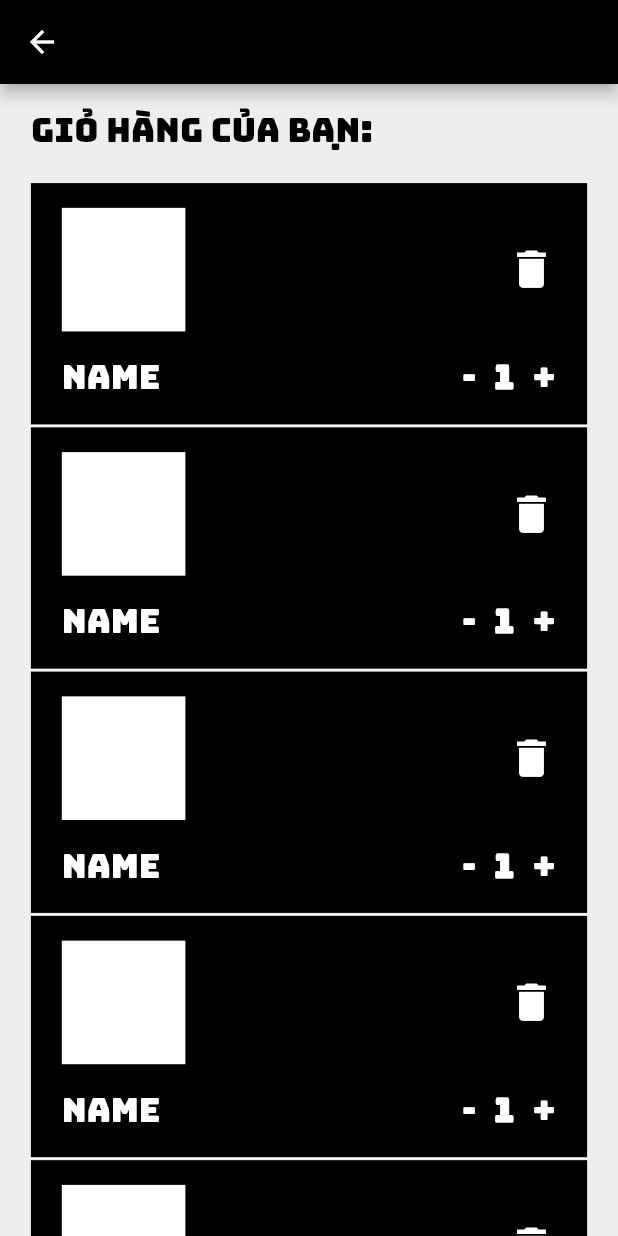
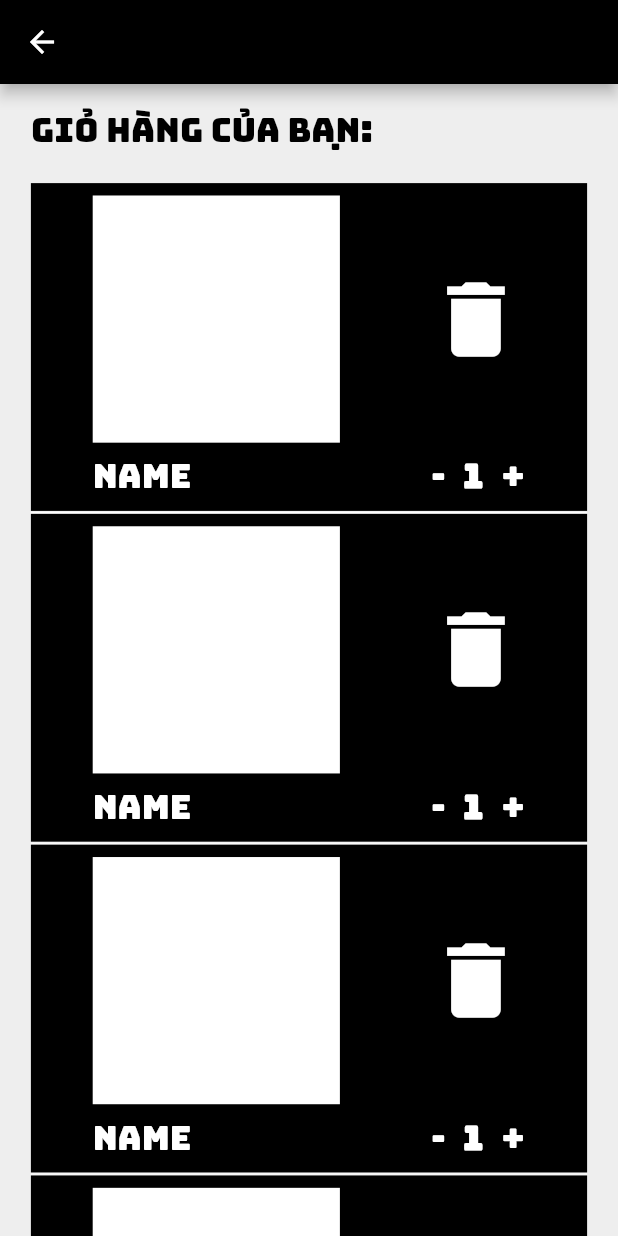
Before and after one commit to trongbudop113/shoponline, a Flutter app: the CartPage screen opened directly, on a phone screen of 412 x 824 dp. Run offline on Flutter 3.47's test engine with Material 2 defaults, Android fonts, the phone set to English and light mode, and no system bars; our stand-ins replace cached_network_image, firebase_auth, firebase_core, google_fonts, google_sign_in, shared_preferences and 2 more; missing offline and left inert: dart:html, firebase, flutter_facebook_login_web; accounts and stored records are empty.

Commit message:
+ Commit cart page

```diff
--- a/lib/item_view/item_body_right.dart
+++ b/lib/item_view/item_body_right.dart
@@ -94,7 +94,7 @@ class _ItemBodyRightState extends State<ItemBodyRight> implements CartContract
         });
       },
       onTap: (){
-        print('tap');
+        widget.menuLeftPresenter.goToDetail(widget.item);
       },
       child: Container(
           child: CachedNetworkImage(
@@ -159,16 +159,6 @@ class _ItemBodyRightState extends State<ItemBodyRight> implements CartContract
                             itemButton(Icons.add_shopping_cart, 1)
                           ],
                         ),
-                        SizedBox(height: 5,),
-                        Row(
-                          mainAxisAlignment: MainAxisAlignment.center,
-                          crossAxisAlignment: CrossAxisAlignment.center,
-                          children: [
-                            itemButton(Icons.favorite, 2),
-                            SizedBox(width: 5,),
-                            itemButton(Icons.subdirectory_arrow_right_outlined, 3)
-                          ],
-                        ),
                       ],
                     )
                   ) :
--- /dev/null
+++ b/lib/item_view/item_cart.dart
@@ -0,0 +1,81 @@
+import 'package:flutter/cupertino.dart';
+import 'package:flutter/material.dart';
+import 'package:flutter_project/values/color_page.dart';
+import 'package:flutter_project/widget/text_widget.dart';
+
+class ItemCartBody extends StatefulWidget{
+
+  final double itemWidth;
+  final double itemHeight;
+  ItemCartBody({Key key, this.itemWidth, this.itemHeight}) : super(key: key);
+
+  @override
+  _ItemCartBody createState() => _ItemCartBody();
+
+}
+
+class _ItemCartBody extends State<ItemCartBody>{
+
+  var textSize = 22.0;
+
+  @override
+  void initState() {
+    super.initState();
+  }
+
+  @override
+  Widget build(BuildContext context) {
+    return Column(
+      children: [
+        Container(
+            padding: EdgeInsets.symmetric(horizontal: widget.itemWidth * 0.05, vertical: widget.itemHeight * 0.02),
+            color: BLACK,
+            child: Column(
+              mainAxisAlignment: MainAxisAlignment.start,
+              crossAxisAlignment: CrossAxisAlignment.start,
+              children: [
+                Row(
+                  children: [
+                    Container(
+                      width: widget.itemWidth * 0.2,
+                      height: widget.itemWidth * 0.2,
+                      color: Colors.white,
+                    ),
+                    Spacer(flex: 1),
+                    Container(
+                      child: Icon(
+                        Icons.delete,
+                        color: WHITE,
+                        size: widget.itemWidth * 0.08,
+                      ),
+                    ),
+                  ],
+                ),
+                SizedBox(height: widget.itemHeight * 0.02),
+                Row(
+                  children: [
+                    Container(
+                      child: textView('Name', WHITE, textSize, FontWeight.normal),
+                    ),
+                    Spacer(flex: 1,),
+                    Container(
+                      child: Row(
+                        children: [
+                          textView('-', WHITE, textSize, FontWeight.normal),
+                          SizedBox(width: 12,),
+                          textViewCenter('1', WHITE, textSize, FontWeight.bold),
+                          SizedBox(width: 12,),
+                          textView('+', WHITE, textSize, FontWeight.normal),
+                        ],
+                      ),
+                    )
+                  ],
+                ),
+              ],
+            )
+        ),
+        Divider(height: 2, color: WHITE)
+      ],
+    );
+  }
+}
--- a/lib/presenter/home/menu_left_presenter.dart
+++ b/lib/presenter/home/menu_left_presenter.dart
@@ -1,3 +1,5 @@
+import 'dart:html';
+
 import 'package:firebase_auth/firebase_auth.dart';
 import 'package:flutter/cupertino.dart';
 import 'package:flutter_project/common/common.dart';
@@ -11,7 +13,7 @@ import 'package:flutter_project/presenter/home/cart_presenter.dart';
 import 'package:shared_preferences/shared_preferences.dart';
 
 abstract class MenuLeftContract {
-  void goToDetail(MenuLeft menuLeft);
+  void goToDetail(BodyRight bodyRight);
   void showMessageError(String message, BuildContext buildContext);
   void showToastMessage(String message);
   void onSuccess();
@@ -117,8 +119,8 @@ class MenuLeftPresenter {
     _view.onSuccess();
   }
 
-  goToDetail(MenuLeft menuLeft) {
-    _view.goToDetail(menuLeft);
+  goToDetail(BodyRight bodyRight) {
+    _view.goToDetail(bodyRight);
   }
 
   showToastMessage(String message){
--- /dev/null
+++ b/lib/view/cart_detail_page.dart
@@ -0,0 +1,42 @@
+import 'package:flutter/material.dart';
+
+class CartDetailPage extends StatefulWidget {
+  CartDetailPage({Key key, this.title}) : super(key: key);
+  final String title;
+
+  @override
+  _CartDetailPageState createState() => _CartDetailPageState();
+}
+
+class _CartDetailPageState extends State<CartDetailPage> {
+
+  @override
+  Widget build(BuildContext context) {
+
+    var itemWidth = MediaQuery.of(context).size.width;
+    var itemHeight = MediaQuery.of(context).size.height;
+
+    return Container(
+      height: itemHeight * 0.35,
+      width: itemWidth,
+      child: Row(
+        children: [
+          Container(
+            decoration: BoxDecoration(
+                borderRadius: BorderRadius.all(Radius.circular(30)),
+                color: Colors.pink[100]
+            ),
+            width: itemWidth * 0.7,
+          ),
+          Container(
+            decoration: BoxDecoration(
+              borderRadius: BorderRadius.all(Radius.circular(30)),
+              color: Colors.greenAccent,
+            ),
+            width: itemWidth * 0.3,
+          )
+        ],
+      ),
+    );
+  }
+}
--- a/lib/view/cart_page.dart
+++ b/lib/view/cart_page.dart
@@ -1,6 +1,7 @@
 import 'package:flutter/cupertino.dart';
 import 'package:flutter/material.dart';
 import 'package:flutter_project/common/common.dart';
+import 'package:flutter_project/item_view/item_cart.dart';
 import 'package:flutter_project/values/color_page.dart';
 import 'package:flutter_project/widget/text_widget.dart';
 
@@ -23,6 +24,8 @@ class _CartPageState extends State<CartPage> {
 
     var itemWidth = MediaQuery.of(context).size.width;
     var itemHeight = MediaQuery.of(context).size.height;
+    var itemWidthCustom = !Common.isPortrait(context) ? MediaQuery.of(context).size.width : MediaQuery.of(context).size.height;
+    var itemHeightCustom = !Common.isPortrait(context) ? MediaQuery.of(context).size.height : MediaQuery.of(context).size.width;
 
     Widget _entryFieldText(TextEditingController textController, TextInputType inputType) {
       return TextField(
@@ -51,6 +54,88 @@ class _CartPageState extends State<CartPage> {
       );
     }
 
+    Widget yourCart(){
+      return SliverToBoxAdapter(
+        child: Container(
+          margin: EdgeInsets.symmetric(horizontal: itemWidth * 0.05),
+          child: textView('Giỏ hàng của bạn:', BLACK, 22, FontWeight.normal),
+        )
+      );
+    }
+
+    Widget codeBox(double needWidth){
+      return SliverToBoxAdapter(
+        child: Container(
+            margin: EdgeInsets.symmetric(horizontal: itemWidth * 0.05),
+            child: Row(
+              children: [
+                Container(
+                  alignment: Alignment.center,
+                  width: needWidth * 0.6,
+                  child: _entryFieldText(codeTextController, TextInputType.text),
+                ),
+                Spacer(flex: 1),
+                Container(
+                  color: BLACK,
+                  width: needWidth * 0.2,
+                  height: 50,
+                  alignment: Alignment.center,
+                  child: textViewCenter('Apply', WHITE, 20, FontWeight.normal),
+                )
+              ],
+            )
+        ),
+      );
+    }
+
+    Widget totalPayment(){
+      return SliverToBoxAdapter(
+        child: Container(
+          margin: EdgeInsets.symmetric(horizontal: itemWidth * 0.05),
+          alignment: Alignment.centerRight,
+          child: Column(
+            mainAxisAlignment: MainAxisAlignment.end,
+            crossAxisAlignment: CrossAxisAlignment.end,
+            children: [
+              textView('Thành tiền: ' + '100.000', BLACK, 20, FontWeight.normal),
+              textView('Giảm giá: ' + '20.000', BLACK, 20, FontWeight.normal),
+              textView('Tổng: ' + '80.000', BLACK, 20, FontWeight.normal),
+            ],
+          ),
+        ),
+      );
+    }
+
+    Widget paymentCart(){
+      return SliverToBoxAdapter(
+        child: Container(
+          alignment: Alignment.center,
+          margin: EdgeInsets.all(itemWidth * 0.05),
+          color: BLACK,
+          height: 50,
+          child: textView('Thanh toán', WHITE, 20, FontWeight.normal),
+        ),
+      );
+    }
+
+    Widget spaceHeight(double space){
+      return SliverToBoxAdapter(
+        child: SizedBox(height: itemHeight * space),
+      );
+    }
+
+    Widget listCart(bool isPortrait){
+      return SliverPadding(
+        padding: isPortrait ? EdgeInsets.symmetric(horizontal: itemWidth * 0.05) : EdgeInsets.all(itemWidth * 0.05),
+        sliver: SliverList(
+            delegate: SliverChildBuilderDelegate((context, index) =>
+                ItemCartBody(itemHeight: itemHeightCustom, itemWidth: itemWidthCustom),
+              childCount: 5,
+            )
+        ),
+      );
+    }
+
     return Scaffold(
       backgroundColor: Colors.grey[200],
       appBar: AppBar(
@@ -59,151 +144,49 @@ class _CartPageState extends State<CartPage> {
       body: Container(
         width: itemWidth,
         child: !Common.isPortrait(context) ?
-        Row(
-          children: [
-            Container(
-              decoration: BoxDecoration(
-                  borderRadius: BorderRadius.all(Radius.circular(30)),
-                  color: Colors.pink[100]
+        Container(
+          child: Row(
+            children: [
+              Container(
+                  width: itemWidth * 0.6,
+                  height: itemHeight,
+                  child: CustomScrollView(
+                    physics: BouncingScrollPhysics(),
+                    slivers: [
+                      spaceHeight(0.02),
+                      yourCart(),
+                      spaceHeight(0.02),
+                      listCart(true),
+                      spaceHeight(0.02),
+                    ],
+                  ),
               ),
-              width: itemWidth * 0.7,
-            ),
-            Container(
-              decoration: BoxDecoration(
-                borderRadius: BorderRadius.all(Radius.circular(30)),
-                color: Colors.greenAccent,
-              ),
-              width: itemWidth * 0.3,
-            )
-          ],
+              Container(
+                width: itemWidth * 0.4,
+                height: itemHeight,
+                child: CustomScrollView(
+                  slivers: [
+                    spaceHeight(0.1),
+                    totalPayment(),
+                    spaceHeight(0.05),
+                    codeBox(itemWidth * 0.35),
+                    paymentCart(),
+                  ],
+                ),
+              )
+            ],
+          ),
         ) :
         CustomScrollView(
           physics: BouncingScrollPhysics(),
           slivers: [
-            SliverToBoxAdapter(
-              child: SizedBox(height: itemHeight * 0.02),
-            ),
-            SliverToBoxAdapter(
-              child: Container(
-                margin: EdgeInsets.symmetric(horizontal: itemWidth * 0.05),
-                child: textView('Giỏ hàng của bạn:', BLACK, 22, FontWeight.normal),
-              ),
-            ),
-            SliverPadding(
-              padding: EdgeInsets.all(itemWidth * 0.05),
-              sliver: SliverList(
-                  delegate: SliverChildBuilderDelegate((context, index) =>
-                      Column(
-                        children: [
-                          Container(
-                            padding: EdgeInsets.symmetric(horizontal: itemWidth * 0.05, vertical: itemHeight * 0.02),
-                            color: BLACK,
-                            child: Column(
-                              mainAxisAlignment: MainAxisAlignment.start,
-                              crossAxisAlignment: CrossAxisAlignment.start,
-                              children: [
-                                Row(
-                                  children: [
-                                    Container(
-                                      width: itemWidth * 0.2,
-                                      height: itemWidth * 0.2,
-                                      color: Colors.white,
-                                    ),
-                                    Spacer(flex: 1),
-                                    Container(
-                                      child: Icon(
-                                        Icons.delete,
-                                        color: WHITE,
-                                        size: itemWidth * 0.08,
-                                      ),
-                                    ),
-                                  ],
-                                ),
-                                SizedBox(height: itemHeight * 0.02),
-                                Row(
-                                  children: [
-                                    Container(
-                                      child: textView('Name', WHITE, textSize, FontWeight.normal),
-                                    ),
-                                    Spacer(flex: 1,),
-                                    Container(
-                                      child: Row(
-                                        children: [
-                                          textView('-', WHITE, textSize, FontWeight.normal),
-                                          SizedBox(width: 12,),
-                                          textViewCenter('1', WHITE, textSize, FontWeight.bold),
-                                          SizedBox(width: 12,),
-                                          textView('+', WHITE, textSize, FontWeight.normal),
-                                        ],
-                                      ),
-                                    )
-                                  ],
-                                ),
-                              ],
-                            )
-                          ),
-                          Divider(height: 2, color: WHITE)
-                        ],
-                      ),
-                    childCount: 5,
-                  )
-              ),
-            ),
-            SliverToBoxAdapter(
-              child: Container(
-                margin: EdgeInsets.symmetric(horizontal: itemWidth * 0.05),
-                child: Row(
-                  children: [
-                    Container(
-                      alignment: Alignment.center,
-                      width: itemWidth * 0.6,
-                      child: _entryFieldText(codeTextController, TextInputType.text),
-                    ),
-                    Spacer(flex: 1),
-                    Container(
-                      color: BLACK,
-                      width: itemWidth * 0.2,
-                      height: 50,
-                      alignment: Alignment.center,
-                      child: textViewCenter('Apply', WHITE, 20, FontWeight.normal),
-                    )
-                  ],
-                )
-              ),
-            ),
-            SliverToBoxAdapter(
-              child: SizedBox(height: itemHeight * 0.05),
-            ),
-            SliverToBoxAdapter(
-              child: Container(
-                margin: EdgeInsets.symmetric(horizontal: itemWidth * 0.05),
-                alignment: Alignment.centerRight,
-                child: textView('Thành tiền: ' + '100.000', BLACK, 20, FontWeight.normal),
-              ),
-            ),
-            SliverToBoxAdapter(
-              child: Container(
-                margin: EdgeInsets.symmetric(horizontal: itemWidth * 0.05, vertical: 10),
-                alignment: Alignment.centerRight,
-                child: textView('Giảm giá: ' + '20.000', BLACK, 20, FontWeight.normal),
-              ),
-            ),
-            SliverToBoxAdapter(
-              child: Container(
-                margin: EdgeInsets.symmetric(horizontal: itemWidth * 0.05),
-                alignment: Alignment.centerRight,
-                child: textView('Tổng: ' + '80.000', BLACK, 20, FontWeight.normal),
-              ),
-            ),
-            SliverToBoxAdapter(
-              child: Container(
-                alignment: Alignment.center,
-                margin: EdgeInsets.all(itemWidth * 0.05),
-                color: BLACK,
-                height: 50,
-                child: textView('Thanh toán', WHITE, 20, FontWeight.normal),
-              ),
-            ),
+            spaceHeight(0.02),
+            yourCart(),
+            listCart(false),
+            codeBox(itemWidth),
+            spaceHeight(0.05),
+            totalPayment(),
+            paymentCart()
           ],
         ),
       )
--- a/lib/view/home/body_page.dart
+++ b/lib/view/home/body_page.dart
@@ -5,6 +5,7 @@ import 'package:flutter_project/item_view/item_menu_left.dart';
 import 'package:flutter_project/model/body_right.dart';
 import 'package:flutter_project/model/menu_left.dart';
 import 'package:flutter_project/presenter/home/menu_left_presenter.dart';
+import 'package:flutter_project/view/cart_detail_page.dart';
 import 'package:flutter_project/view/home/body_right_home.dart';
 import 'package:toast/toast.dart';
 
@@ -124,8 +125,10 @@ class _BodyPageState extends State<BodyPage> implements MenuLeftContract {
   }
 
   @override
-  void goToDetail(MenuLeft menuLeft) {
-
+  void goToDetail(BodyRight bodyRight) {
+    Navigator.push(context, MaterialPageRoute(
+        builder: (context) => CartDetailPage()
+    ));
   }
 
   @override
```
